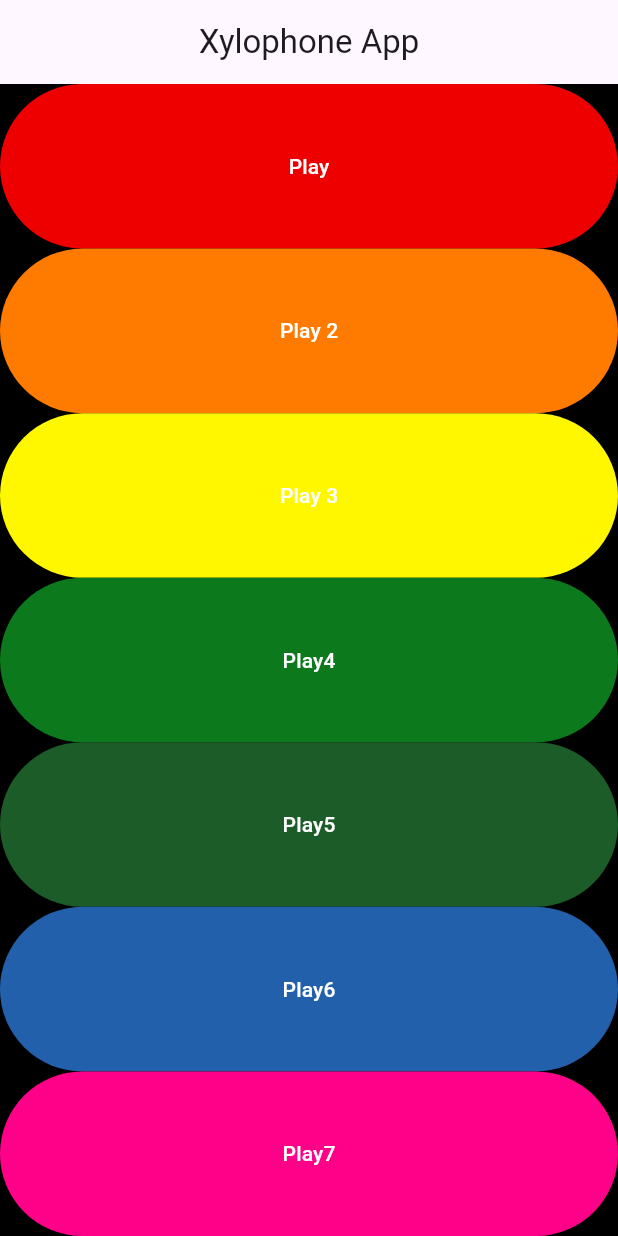
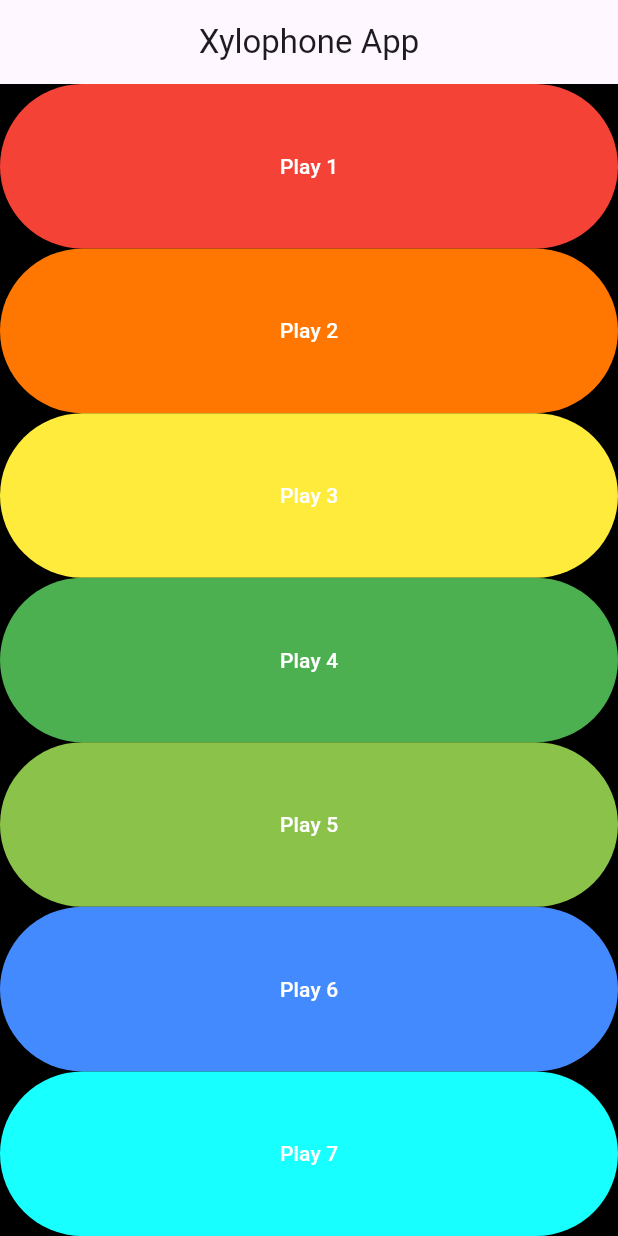
Before and after one commit to Labeebkhan/xilophone, a Flutter app: the screen it shows after launch, on a phone screen of 412 x 824 dp. Run offline on Flutter 3.47's test engine with Material 3 defaults, Android fonts, the phone set to English and light mode, and no system bars; our stand-ins replace audioplayers.

Commit message:
used function for input: input used function for output: print

```diff
--- a/lib/main.dart
+++ b/lib/main.dart
@@ -9,6 +9,20 @@ class MyApp extends StatelessWidget {
   void xylophoneSound(int note) {
     final player = AudioPlayer();
     player.play(AssetSource('note$note.wav'));
+  }
+
+  Widget noteCreation(Color color, int note, String num) {
+    return Expanded(
+      child: TextButton(
+        onPressed: () {
+          xylophoneSound(note);
+        },
+        style: TextButton.styleFrom(
+          backgroundColor: color,
+        ),
+        child: Text('Play $num', style: TextStyle(color: Colors.white)),
+      ),
+    );
   }
 
   const MyApp({super.key});
@@ -29,82 +43,13 @@ class MyApp extends StatelessWidget {
             child: Column(
           crossAxisAlignment: CrossAxisAlignment.stretch,
           children: [
-            Expanded(
-                child: TextButton(
-              onPressed: () {
-                xylophoneSound(1);
-              },
-              style: TextButton.styleFrom(
-                backgroundColor: const Color.fromARGB(249, 244, 0, 0),
-              ),
-              child: Text('Play', style: TextStyle(color: Colors.white)),
-            )),
-            Expanded(
-              child: TextButton(
-                  onPressed: () {
-                    xylophoneSound(2);
-                  },
-                  style: TextButton.styleFrom(
-                      backgroundColor: const Color.fromARGB(
-                          255, 255, 123, 0) // Change text color
-                      ),
-                  child: Text('Play 2', style: TextStyle(color: Colors.white))),
-            ),
-            Expanded(
-              child: TextButton(
-                  onPressed: () {
-                    xylophoneSound(3);
-                  },
-                  style: TextButton.styleFrom(
-                      backgroundColor: const Color.fromARGB(
-                          255, 255, 247, 0) // Change text color
-                      ),
-                  child: Text('Play 3', style: TextStyle(color: Colors.white))),
-            ),
-            Expanded(
-              child: TextButton(
-                  onPressed: () {
-                    xylophoneSound(4);
-                  },
-                  style: TextButton.styleFrom(
-                      backgroundColor: const Color.fromARGB(
-                          255, 11, 121, 28) // Change text color
-                      ),
-                  child: Text('Play4', style: TextStyle(color: Colors.white))),
-            ),
-            Expanded(
-              child: TextButton(
-                  onPressed: () {
-                    xylophoneSound(5);
-                  },
-                  style: TextButton.styleFrom(
-                      backgroundColor: const Color.fromARGB(
-                          255, 28, 92, 40) // Change text color
-                      ),
-                  child: Text('Play5', style: TextStyle(color: Colors.white))),
-            ),
-            Expanded(
-              child: TextButton(
-                  onPressed: () {
-                    xylophoneSound(6);
-                  },
-                  style: TextButton.styleFrom(
-                      backgroundColor: const Color.fromARGB(
-                          255, 34, 96, 172) // Change text color
-                      ),
-                  child: Text('Play6', style: TextStyle(color: Colors.white))),
-            ),
-            Expanded(
-              child: TextButton(
-                  onPressed: () {
-                    xylophoneSound(7);
-                  },
-                  style: TextButton.styleFrom(
-                      backgroundColor: const Color.fromARGB(
-                          255, 255, 0, 136) // Change text color
-                      ),
-                  child: Text('Play7', style: TextStyle(color: Colors.white))),
-            ),
+            noteCreation(Colors.red, 1, '1'),
+            noteCreation(const Color.fromARGB(255, 255, 119, 0), 2, '2'),
+            noteCreation(Colors.yellow, 3, '3'),
+            noteCreation(Colors.green, 4, '4'),
+            noteCreation(Colors.lightGreen, 5, '5'),
+            noteCreation(Colors.blueAccent, 6, '6'),
+            noteCreation(Colors.cyanAccent, 7, '7'),
           ],
         )),
       ),
```
